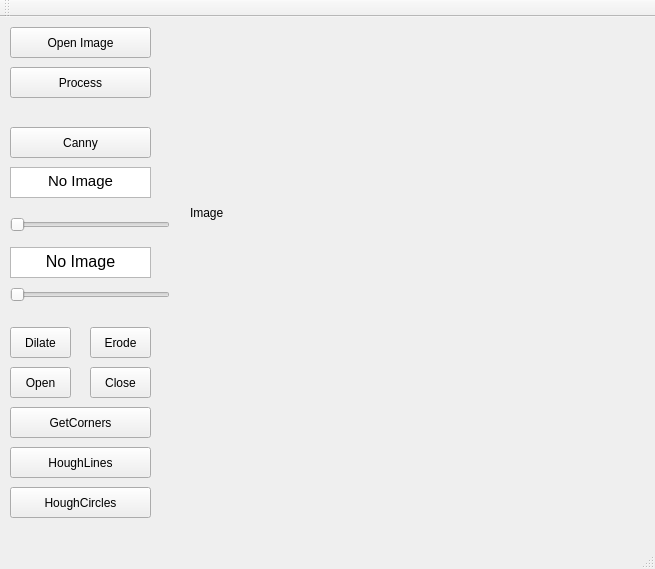
This is mainwindow.ui in JosieHong/OpenCV2_MyQtGUIApp as Qt 5 draws it before an edit. The edited form follows.
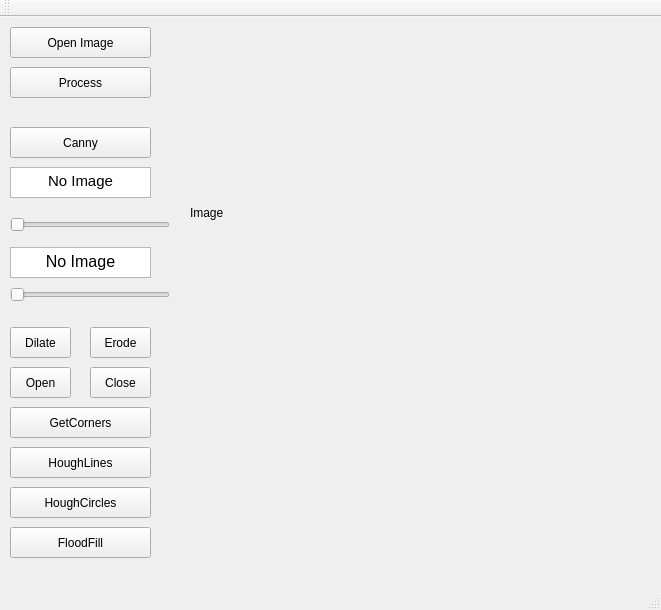
This is the edited form.

```diff
--- a/mainwindow.ui
+++ b/mainwindow.ui
@@ -6,8 +6,8 @@
    <rect>
     <x>0</x>
     <y>0</y>
-    <width>655</width>
-    <height>569</height>
+    <width>661</width>
+    <height>610</height>
    </rect>
   </property>
   <property name="windowTitle">
@@ -223,6 +223,19 @@
      <string>HoughCircles</string>
     </property>
    </widget>
+   <widget class="QPushButton" name="floofFillButton">
+    <property name="geometry">
+     <rect>
+      <x>10</x>
+      <y>510</y>
+      <width>141</width>
+      <height>31</height>
+     </rect>
+    </property>
+    <property name="text">
+     <string>FloodFill</string>
+    </property>
+   </widget>
   </widget>
   <widget class="QMenuBar" name="menuBar">
    <property name="geometry">
```
Left out of the diff: 2 changed lines with no effect on the pictures.
